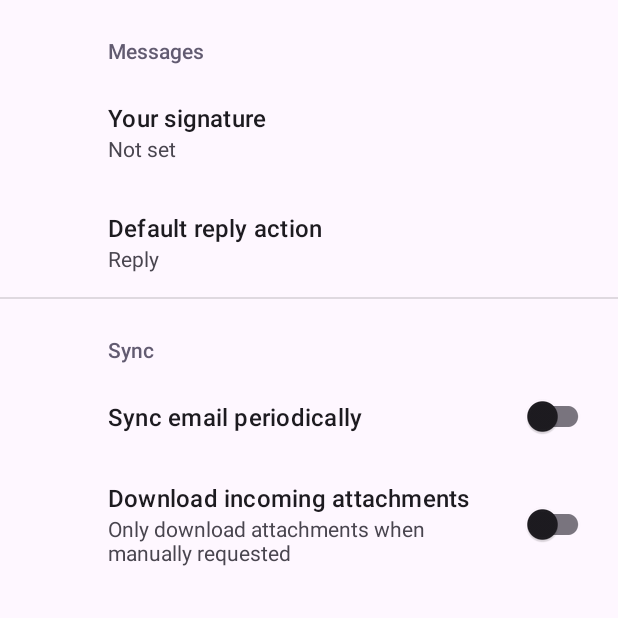
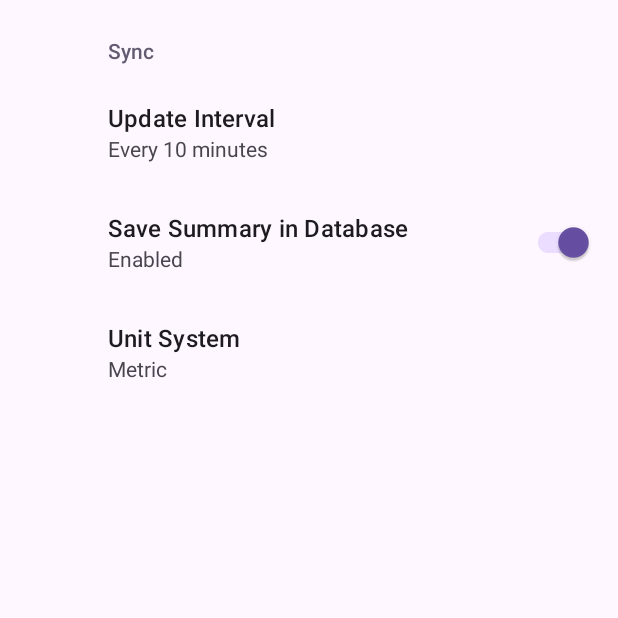
Before and after one commit to soam1/Weather, an Android app: the SettingsActivity screen opened directly, with no data from a screen before it, on a phone screen of 412 x 824 dp, the top half of it. Run offline under Robolectric (Android 15) with nearby library versions, the phone set to English and light mode, and no system bars; our stand-ins replace androidx.preference.

Commit message:
functionality of settings frag

```diff
--- a/app/src/main/java/com/example/weatherappkotlin/SettingsActivity.kt
+++ b/app/src/main/java/com/example/weatherappkotlin/SettingsActivity.kt
@@ -2,9 +2,11 @@ package com.example.weatherappkotlin
 
 import android.os.Bundle
 import androidx.appcompat.app.AppCompatActivity
+import androidx.preference.ListPreference
 import androidx.preference.PreferenceFragmentCompat
 
 class SettingsActivity : AppCompatActivity() {
+
 
     override fun onCreate(savedInstanceState: Bundle?) {
         super.onCreate(savedInstanceState)
@@ -19,8 +21,30 @@ class SettingsActivity : AppCompatActivity() {
     }
 
     class SettingsFragment : PreferenceFragmentCompat() {
+        private lateinit var sharedPref: SharedPref
+
         override fun onCreatePreferences(savedInstanceState: Bundle?, rootKey: String?) {
             setPreferencesFromResource(R.xml.root_preferences, rootKey)
+            sharedPref = SharedPref(requireContext())
+
+
+            findPreference<ListPreference>("update_interval")?.setOnPreferenceChangeListener { _, newValue ->
+                val updateTime = when (newValue) {
+                    "5" -> 5 * 60 * 1000L // Every 5 minutes
+                    "10" -> 10 * 60 * 1000L // Every 10 minutes
+                    "30" -> 30 * 60 * 1000L // Every 30 minutes
+                    "60" -> 60 * 60 * 1000L // Every 60 minutes
+                    else -> 0
+                }
+                sharedPref.setUpdateTime(updateTime)
+                true
+            }
+
+            findPreference<ListPreference>("unit_system")?.setOnPreferenceChangeListener { _, newValue ->
+                sharedPref.setUnit(newValue.toString())
+                true
+            }
         }
+
     }
 }
--- a/app/src/main/res/drawable/baseline_more_24.xml
+++ /dev/null
@@ -1,5 +0,0 @@
-<vector xmlns:android="http://schemas.android.com/apk/res/android" android:autoMirrored="true" android:height="24dp" android:tint="#000000" android:viewportHeight="24" android:viewportWidth="24" android:width="24dp">
-
-    <path android:fillColor="@android:color/white" android:pathData="M22,3L7,3c-0.69,0 -1.23,0.35 -1.59,0.88L0,12l5.41,8.11c0.36,0.53 0.97,0.89 1.66,0.89L22,21c1.1,0 2,-0.9 2,-2L24,5c0,-1.1 -0.9,-2 -2,-2zM9,13.5c-0.83,0 -1.5,-0.67 -1.5,-1.5s0.67,-1.5 1.5,-1.5 1.5,0.67 1.5,1.5 -0.67,1.5 -1.5,1.5zM14,13.5c-0.83,0 -1.5,-0.67 -1.5,-1.5s0.67,-1.5 1.5,-1.5 1.5,0.67 1.5,1.5 -0.67,1.5 -1.5,1.5zM19,13.5c-0.83,0 -1.5,-0.67 -1.5,-1.5s0.67,-1.5 1.5,-1.5 1.5,0.67 1.5,1.5 -0.67,1.5 -1.5,1.5z"/>
-
-</vector>
--- /dev/null
+++ b/app/src/main/res/drawable/baseline_settings_24.xml
@@ -0,0 +1,5 @@
+<vector xmlns:android="http://schemas.android.com/apk/res/android" android:height="24dp" android:tint="#000000" android:viewportHeight="24" android:viewportWidth="24" android:width="24dp">
+
+    <path android:fillColor="@android:color/white" android:pathData="M19.14,12.94c0.04,-0.3 0.06,-0.61 0.06,-0.94c0,-0.32 -0.02,-0.64 -0.07,-0.94l2.03,-1.58c0.18,-0.14 0.23,-0.41 0.12,-0.61l-1.92,-3.32c-0.12,-0.22 -0.37,-0.29 -0.59,-0.22l-2.39,0.96c-0.5,-0.38 -1.03,-0.7 -1.62,-0.94L14.4,2.81c-0.04,-0.24 -0.24,-0.41 -0.48,-0.41h-3.84c-0.24,0 -0.43,0.17 -0.47,0.41L9.25,5.35C8.66,5.59 8.12,5.92 7.63,6.29L5.24,5.33c-0.22,-0.08 -0.47,0 -0.59,0.22L2.74,8.87C2.62,9.08 2.66,9.34 2.86,9.48l2.03,1.58C4.84,11.36 4.8,11.69 4.8,12s0.02,0.64 0.07,0.94l-2.03,1.58c-0.18,0.14 -0.23,0.41 -0.12,0.61l1.92,3.32c0.12,0.22 0.37,0.29 0.59,0.22l2.39,-0.96c0.5,0.38 1.03,0.7 1.62,0.94l0.36,2.54c0.05,0.24 0.24,0.41 0.48,0.41h3.84c0.24,0 0.44,-0.17 0.47,-0.41l0.36,-2.54c0.59,-0.24 1.13,-0.56 1.62,-0.94l2.39,0.96c0.22,0.08 0.47,0 0.59,-0.22l1.92,-3.32c0.12,-0.22 0.07,-0.47 -0.12,-0.61L19.14,12.94zM12,15.6c-1.98,0 -3.6,-1.62 -3.6,-3.6s1.62,-3.6 3.6,-3.6s3.6,1.62 3.6,3.6S13.98,15.6 12,15.6z"/>
+
+</vector>
--- a/app/src/main/res/layout/activity_main.xml
+++ b/app/src/main/res/layout/activity_main.xml
@@ -104,12 +104,12 @@
         app:layout_constraintTop_toBottomOf="@+id/max" />
 
     <ImageButton
-        android:id="@+id/moreButton"
+        android:id="@+id/settingsButton"
         android:layout_width="wrap_content"
         android:layout_height="wrap_content"
-        android:layout_marginEnd="18dp"
+        android:layout_marginEnd="20dp"
         android:background="@null"
-        android:src="@drawable/baseline_more_24"
+        android:src="@drawable/baseline_settings_24"
         app:layout_constraintEnd_toEndOf="parent"
         app:layout_constraintTop_toBottomOf="@+id/min" />
 
--- a/app/src/main/res/values/arrays.xml
+++ b/app/src/main/res/values/arrays.xml
@@ -9,4 +9,25 @@
         <item>reply</item>
         <item>reply_all</item>
     </string-array>
+
+    <string-array name="update_interval_entries">
+        <item>Every 5 minutes</item>
+        <item>Every 10 minutes</item>
+        <item>Every 30 minutes</item>
+        <item>Every 60 minutes</item>
+    </string-array>
+    <string-array name="update_interval_values">
+        <item>5</item>
+        <item>10</item>
+        <item>30</item>
+        <item>60</item>
+    </string-array>
+    <string-array name="unit_system_entries">
+        <item>Metric</item>
+        <item>Imperial</item>
+    </string-array>
+    <string-array name="unit_system_values">
+        <item>metric</item>
+        <item>imperial</item>
+    </string-array>
 </resources>
--- a/app/src/main/res/values/strings.xml
+++ b/app/src/main/res/values/strings.xml
@@ -16,4 +16,10 @@
     <string name="attachment_summary_on">Automatically download attachments for incoming emails
     </string>
     <string name="attachment_summary_off">Only download attachments when manually requested</string>
+
+    <string name="update_interval_title">Update Interval</string>
+    <string name="save_summary_db_title">Save Summary in Database</string>
+    <string name="save_summary_db_summary_on">Enabled</string>
+    <string name="save_summary_db_summary_off">Disabled</string>
+    <string name="unit_system_title">Unit System</string>
 </resources>
--- a/app/src/main/res/values/themes.xml
+++ b/app/src/main/res/values/themes.xml
@@ -1,6 +1,6 @@
-<resources xmlns:tools="http://schemas.android.com/tools">
+<resources>
     <!-- Base application theme. -->
-    <style name="Base.Theme.WeatherAppKotlin" parent="Theme.Material3.DayNight.NoActionBar">
+    <style name="Base.Theme.WeatherAppKotlin" parent="Theme.Material3.Light.NoActionBar">
         <!-- Customize your light theme here. -->
         <!-- <item name="colorPrimary">@color/my_light_primary</item> -->
     </style>
--- a/app/src/main/res/xml/root_preferences.xml
+++ b/app/src/main/res/xml/root_preferences.xml
@@ -1,35 +1,30 @@
 <PreferenceScreen xmlns:app="http://schemas.android.com/apk/res-auto">
 
-    <PreferenceCategory app:title="@string/messages_header">
+    <PreferenceCategory app:title="@string/sync_header">
 
-        <EditTextPreference
-            app:key="signature"
-            app:title="@string/signature_title"
+        <ListPreference
+            app:defaultValue="10"
+            app:entries="@array/update_interval_entries"
+            app:entryValues="@array/update_interval_values"
+            app:key="update_interval"
+            app:title="@string/update_interval_title"
             app:useSimpleSummaryProvider="true" />
 
+        <SwitchPreferenceCompat
+            app:defaultValue="true"
+            app:key="save_summary_db"
+            app:summaryOff="@string/save_summary_db_summary_off"
+            app:summaryOn="@string/save_summary_db_summary_on"
+            app:title="@string/save_summary_db_title" />
+
         <ListPreference
-            app:defaultValue="reply"
-            app:entries="@array/reply_entries"
-            app:entryValues="@array/reply_values"
-            app:key="reply"
-            app:title="@string/reply_title"
+            app:defaultValue="metric"
+            app:entries="@array/unit_system_entries"
+            app:entryValues="@array/unit_system_values"
+            app:key="unit_system"
+            app:title="@string/unit_system_title"
             app:useSimpleSummaryProvider="true" />
 
     </PreferenceCategory>
 
-    <PreferenceCategory app:title="@string/sync_header">
-
-        <SwitchPreferenceCompat
-            app:key="sync"
-            app:title="@string/sync_title" />
-
-        <SwitchPreferenceCompat
-            app:dependency="sync"
-            app:key="attachment"
-            app:summaryOff="@string/attachment_summary_off"
-            app:summaryOn="@string/attachment_summary_on"
-            app:title="@string/attachment_title" />
-
-    </PreferenceCategory>
-
 </PreferenceScreen>
```
Also changed, not shown: app/src/main/java/com/example/weatherappkotlin/MainActivity.kt (+9 -1 lines), app/src/main/java/com/example/weatherappkotlin/SharedPref.kt (+22 -0 lines).
